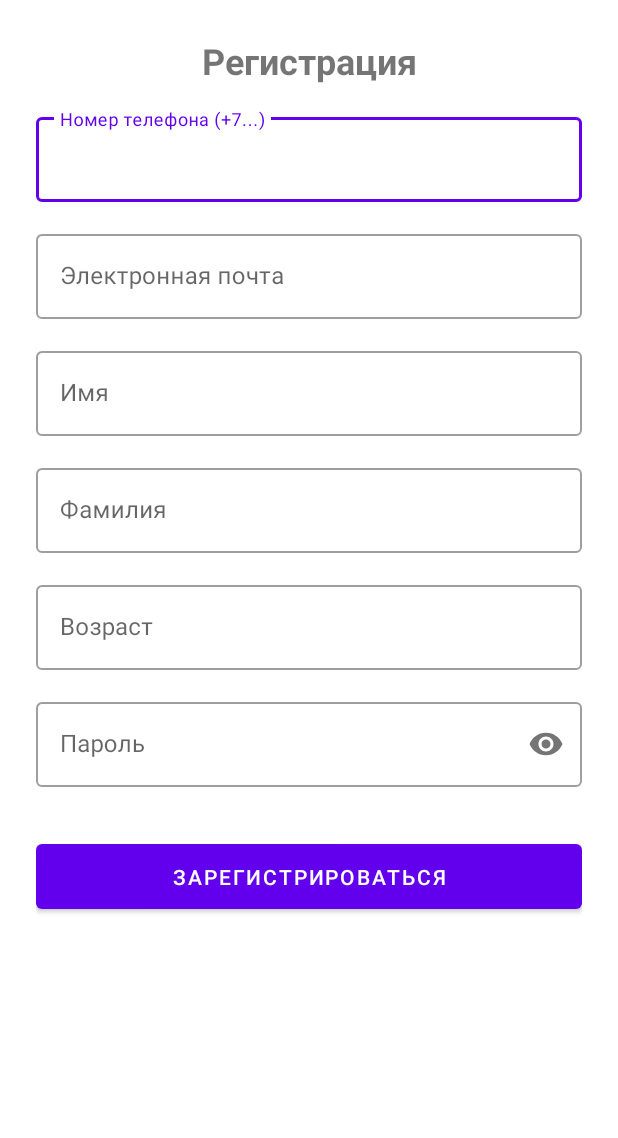
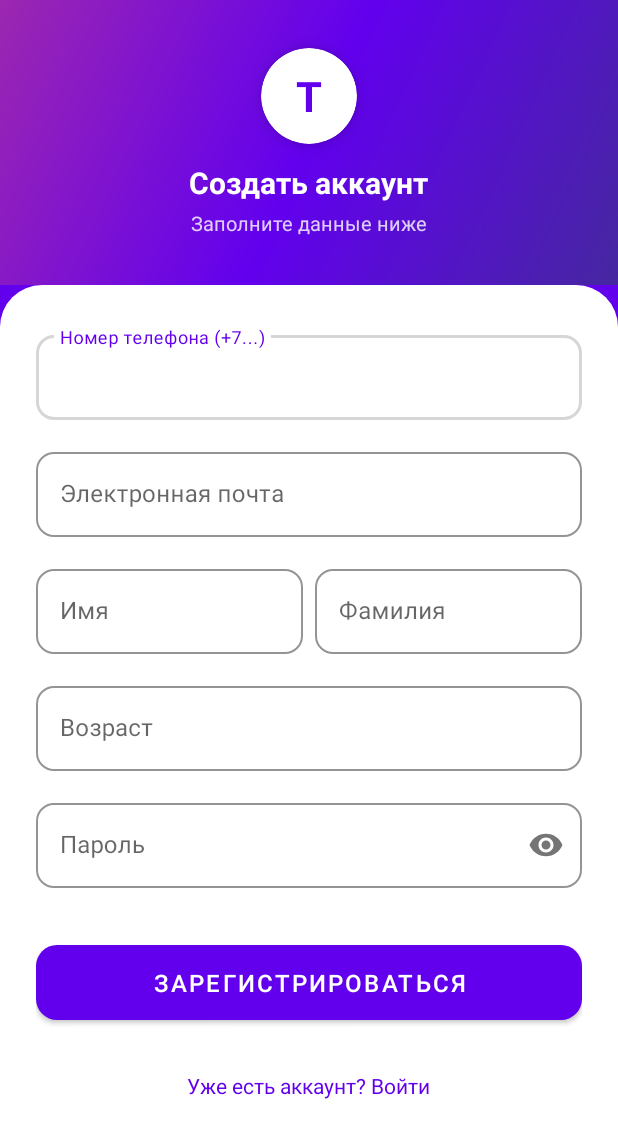
Before and after one commit to NailGareev/TumarSuperApp, an Android app: the RegistrationActivity screen opened directly, with no data from a screen before it, on a phone screen of 412 x 824 dp. Shown: the top 1138 px of the screen. Run offline under Robolectric (Android 15) with nearby library versions, the phone set to English and light mode, and no system bars.

Commit message:
Redesign login and registration screens with modern fintech UI
Purple gradient header with logo circle, white rounded form card below,
rounded outlined input fields (AuthInputLayout), MaterialButton with 14dp
corners. Registration gains first/last name side-by-side and a login link.

https://claude.ai/code/session_01BkZPVTYddx2RX9WEducbRD

```diff
--- a/app/src/main/java/com/digitalcompany/tumarsuperapp/RegistrationActivity.java
+++ b/app/src/main/java/com/digitalcompany/tumarsuperapp/RegistrationActivity.java
@@ -19,6 +19,7 @@ import android.util.Log;
 import android.util.Patterns;
 import android.view.View;
 import android.widget.Button;
+import android.widget.TextView;
 import android.widget.Toast;
 import com.google.android.material.textfield.TextInputEditText;
 import com.google.android.material.textfield.TextInputLayout;
@@ -67,6 +68,11 @@ public class RegistrationActivity extends AppCompatActivity {
 
         // --- Установка слушателя на кнопку ---
         btnRegister.setOnClickListener(v -> attemptRegistration());
+
+        TextView tvGoToLogin = findViewById(R.id.tv_go_to_login);
+        if (tvGoToLogin != null) {
+            tvGoToLogin.setOnClickListener(v -> finish());
+        }
     }
 
     private void attemptRegistration() {
--- /dev/null
+++ b/app/src/main/res/drawable/bg_auth_form.xml
@@ -0,0 +1,8 @@
+<?xml version="1.0" encoding="utf-8"?>
+<shape xmlns:android="http://schemas.android.com/apk/res/android"
+    android:shape="rectangle">
+    <solid android:color="@android:color/white" />
+    <corners
+        android:topLeftRadius="28dp"
+        android:topRightRadius="28dp" />
+</shape>
--- /dev/null
+++ b/app/src/main/res/drawable/bg_auth_header.xml
@@ -0,0 +1,10 @@
+<?xml version="1.0" encoding="utf-8"?>
+<shape xmlns:android="http://schemas.android.com/apk/res/android"
+    android:shape="rectangle">
+    <gradient
+        android:startColor="#4527A0"
+        android:centerColor="#6200EE"
+        android:endColor="#9C27B0"
+        android:angle="135"
+        android:type="linear" />
+</shape>
--- a/app/src/main/res/layout/activity_registration.xml
+++ b/app/src/main/res/layout/activity_registration.xml
@@ -1,39 +1,79 @@
 <?xml version="1.0" encoding="utf-8"?>
-<ScrollView xmlns:android="http://schemas.android.com/apk/res/android"
+<LinearLayout xmlns:android="http://schemas.android.com/apk/res/android"
     xmlns:app="http://schemas.android.com/apk/res-auto"
     xmlns:tools="http://schemas.android.com/tools"
     android:layout_width="match_parent"
     android:layout_height="match_parent"
-    android:fillViewport="true"
+    android:orientation="vertical"
+    android:background="#6200EE"
     tools:context=".RegistrationActivity">
 
-    <androidx.constraintlayout.widget.ConstraintLayout
+    <!-- Gradient Header (compact) -->
+    <LinearLayout
+        android:layout_width="match_parent"
+        android:layout_height="190dp"
+        android:orientation="vertical"
+        android:gravity="center"
+        android:background="@drawable/bg_auth_header">
+
+        <androidx.cardview.widget.CardView
+            android:layout_width="64dp"
+            android:layout_height="64dp"
+            app:cardCornerRadius="32dp"
+            app:cardElevation="6dp"
+            app:cardBackgroundColor="@android:color/white">
+
+            <TextView
+                android:layout_width="match_parent"
+                android:layout_height="match_parent"
+                android:gravity="center"
+                android:text="T"
+                android:textSize="28sp"
+                android:textStyle="bold"
+                android:textColor="#6200EE" />
+        </androidx.cardview.widget.CardView>
+
+        <TextView
+            android:layout_width="wrap_content"
+            android:layout_height="wrap_content"
+            android:layout_marginTop="12dp"
+            android:text="Создать аккаунт"
+            android:textColor="@android:color/white"
+            android:textSize="20sp"
+            android:textStyle="bold" />
+
+        <TextView
+            android:layout_width="wrap_content"
+            android:layout_height="wrap_content"
+            android:layout_marginTop="4dp"
+            android:text="Заполните данные ниже"
+            android:textColor="#CCFFFFFF"
+            android:textSize="13sp" />
+    </LinearLayout>
+
+    <!-- White Form with rounded top corners -->
+    <ScrollView
+        android:layout_width="match_parent"
+        android:layout_height="match_parent"
+        android:fillViewport="true"
+        android:background="@drawable/bg_auth_form">
+
+        <LinearLayout
             android:layout_width="match_parent"
             android:layout_height="wrap_content"
-        android:padding="24dp">
+            android:orientation="vertical"
+            android:paddingStart="24dp"
+            android:paddingEnd="24dp"
+            android:paddingTop="28dp"
+            android:paddingBottom="32dp">
 
-        <TextView
-            android:id="@+id/tv_registration_title"
-            android:layout_width="wrap_content"
-            android:layout_height="wrap_content"
-            android:text="Регистрация"
-            android:textSize="24sp"
-            android:textStyle="bold"
-            app:layout_constraintTop_toTopOf="parent"
-            app:layout_constraintStart_toStartOf="parent"
-            app:layout_constraintEnd_toEndOf="parent"
-            android:layout_marginBottom="32dp"/>
-
+            <!-- Phone -->
             <com.google.android.material.textfield.TextInputLayout
                 android:id="@+id/til_phone"
-            style="@style/Widget.MaterialComponents.TextInputLayout.OutlinedBox"
-            android:layout_width="0dp"
+                style="@style/AuthInputLayout"
+                android:layout_width="match_parent"
                 android:layout_height="wrap_content"
-            android:hint="Номер телефона (+7...)"
-            app:layout_constraintTop_toBottomOf="@id/tv_registration_title"
-            app:layout_constraintStart_toStartOf="parent"
-            app:layout_constraintEnd_toEndOf="parent"
-            android:layout_marginTop="16dp">
+                android:hint="Номер телефона (+7...)">
 
                 <com.google.android.material.textfield.TextInputEditText
                     android:id="@+id/et_phone"
@@ -43,16 +83,14 @@
                     android:maxLength="12" />
             </com.google.android.material.textfield.TextInputLayout>
 
+            <!-- Email -->
             <com.google.android.material.textfield.TextInputLayout
                 android:id="@+id/til_email"
-            style="@style/Widget.MaterialComponents.TextInputLayout.OutlinedBox"
-            android:layout_width="0dp"
+                style="@style/AuthInputLayout"
+                android:layout_width="match_parent"
                 android:layout_height="wrap_content"
-            android:hint="Электронная почта"
-            app:layout_constraintTop_toBottomOf="@id/til_phone"
-            app:layout_constraintStart_toStartOf="parent"
-            app:layout_constraintEnd_toEndOf="parent"
-            android:layout_marginTop="16dp">
+                android:layout_marginTop="16dp"
+                android:hint="Электронная почта">
 
                 <com.google.android.material.textfield.TextInputEditText
                     android:id="@+id/et_email"
@@ -61,16 +99,20 @@
                     android:inputType="textEmailAddress" />
             </com.google.android.material.textfield.TextInputLayout>
 
+            <!-- First Name + Last Name side by side -->
+            <LinearLayout
+                android:layout_width="match_parent"
+                android:layout_height="wrap_content"
+                android:layout_marginTop="16dp"
+                android:orientation="horizontal">
+
                 <com.google.android.material.textfield.TextInputLayout
                     android:id="@+id/til_first_name"
-            style="@style/Widget.MaterialComponents.TextInputLayout.OutlinedBox"
+                    style="@style/AuthInputLayout"
                     android:layout_width="0dp"
                     android:layout_height="wrap_content"
-            android:hint="Имя"
-            app:layout_constraintTop_toBottomOf="@id/til_email"
-            app:layout_constraintStart_toStartOf="parent"
-            app:layout_constraintEnd_toEndOf="parent"
-            android:layout_marginTop="16dp">
+                    android:layout_weight="1"
+                    android:hint="Имя">
 
                     <com.google.android.material.textfield.TextInputEditText
                         android:id="@+id/et_first_name"
@@ -81,14 +123,12 @@
 
                 <com.google.android.material.textfield.TextInputLayout
                     android:id="@+id/til_last_name"
-            style="@style/Widget.MaterialComponents.TextInputLayout.OutlinedBox"
+                    style="@style/AuthInputLayout"
                     android:layout_width="0dp"
                     android:layout_height="wrap_content"
-            android:hint="Фамилия"
-            app:layout_constraintTop_toBottomOf="@id/til_first_name"
-            app:layout_constraintStart_toStartOf="parent"
-            app:layout_constraintEnd_toEndOf="parent"
-            android:layout_marginTop="16dp">
+                    android:layout_weight="1"
+                    android:layout_marginStart="8dp"
+                    android:hint="Фамилия">
 
                     <com.google.android.material.textfield.TextInputEditText
                         android:id="@+id/et_last_name"
@@ -96,36 +136,34 @@
                         android:layout_height="wrap_content"
                         android:inputType="textPersonName|textCapWords" />
                 </com.google.android.material.textfield.TextInputLayout>
+            </LinearLayout>
 
+            <!-- Age -->
             <com.google.android.material.textfield.TextInputLayout
                 android:id="@+id/til_age"
-            style="@style/Widget.MaterialComponents.TextInputLayout.OutlinedBox"
-            android:layout_width="0dp"
+                style="@style/AuthInputLayout"
+                android:layout_width="match_parent"
                 android:layout_height="wrap_content"
-            android:hint="Возраст"
-            app:layout_constraintTop_toBottomOf="@id/til_last_name"
-            app:layout_constraintStart_toStartOf="parent"
-            app:layout_constraintEnd_toEndOf="parent"
-            android:layout_marginTop="16dp">
+                android:layout_marginTop="16dp"
+                android:hint="Возраст">
 
                 <com.google.android.material.textfield.TextInputEditText
                     android:id="@+id/et_age"
                     android:layout_width="match_parent"
                     android:layout_height="wrap_content"
                     android:inputType="number"
-                android:maxLength="3"/>
+                    android:maxLength="3" />
             </com.google.android.material.textfield.TextInputLayout>
 
+            <!-- Password -->
             <com.google.android.material.textfield.TextInputLayout
                 android:id="@+id/til_password"
-            style="@style/Widget.MaterialComponents.TextInputLayout.OutlinedBox"
-            android:layout_width="0dp"
+                style="@style/AuthInputLayout"
+                android:layout_width="match_parent"
                 android:layout_height="wrap_content"
+                android:layout_marginTop="16dp"
                 android:hint="Пароль"
-            app:passwordToggleEnabled="true"
-            app:layout_constraintTop_toBottomOf="@id/til_age" app:layout_constraintStart_toStartOf="parent"
-            app:layout_constraintEnd_toEndOf="parent"
-            android:layout_marginTop="16dp">
+                app:passwordToggleEnabled="true">
 
                 <com.google.android.material.textfield.TextInputEditText
                     android:id="@+id/et_password"
@@ -134,15 +172,32 @@
                     android:inputType="textPassword" />
             </com.google.android.material.textfield.TextInputLayout>
 
-        <Button
+            <!-- Register Button -->
+            <com.google.android.material.button.MaterialButton
                 android:id="@+id/btn_register"
-            android:layout_width="0dp"
+                android:layout_width="match_parent"
                 android:layout_height="wrap_content"
+                android:layout_marginTop="32dp"
+                android:paddingTop="14dp"
+                android:paddingBottom="14dp"
                 android:text="Зарегистрироваться"
-            app:layout_constraintTop_toBottomOf="@id/til_password" app:layout_constraintStart_toStartOf="parent"
-            app:layout_constraintEnd_toEndOf="parent"
-            android:layout_marginTop="32dp"
-            android:paddingVertical="12dp"/>
+                android:textSize="16sp"
+                app:cornerRadius="14dp" />
 
-    </androidx.constraintlayout.widget.ConstraintLayout>
+            <!-- Go to login link -->
+            <TextView
+                android:id="@+id/tv_go_to_login"
+                android:layout_width="wrap_content"
+                android:layout_height="wrap_content"
+                android:layout_gravity="center"
+                android:layout_marginTop="20dp"
+                android:layout_marginBottom="8dp"
+                android:padding="8dp"
+                android:text="Уже есть аккаунт? Войти"
+                android:textColor="?attr/colorPrimary"
+                android:textSize="14sp" />
+
+        </LinearLayout>
     </ScrollView>
+
+</LinearLayout>
--- a/app/src/main/res/values/styles.xml
+++ b/app/src/main/res/values/styles.xml
@@ -1,4 +1,12 @@
 <resources>
+    <style name="AuthInputLayout" parent="Widget.MaterialComponents.TextInputLayout.OutlinedBox">
+        <item name="boxCornerRadiusTopStart">12dp</item>
+        <item name="boxCornerRadiusTopEnd">12dp</item>
+        <item name="boxCornerRadiusBottomStart">12dp</item>
+        <item name="boxCornerRadiusBottomEnd">12dp</item>
+        <item name="boxStrokeColor">@color/purple_200</item>
+    </style>
+
     <style name="ShapeAppearance.App.RoundedSquareImageView" parent="ShapeAppearance.MaterialComponents.MediumComponent">
         <item name="cornerFamily">rounded</item>
         <item name="cornerSize">6dp</item>
```
Also changed, not shown: app/src/main/res/layout/activity_login.xml (+85 -33 lines). Lines whose indentation alone changed are shown as unchanged.
